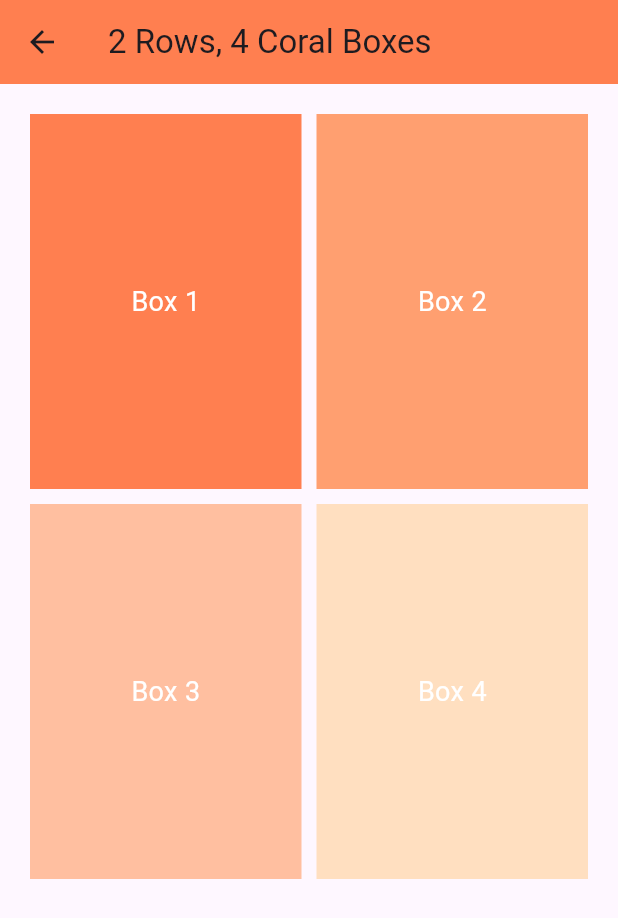
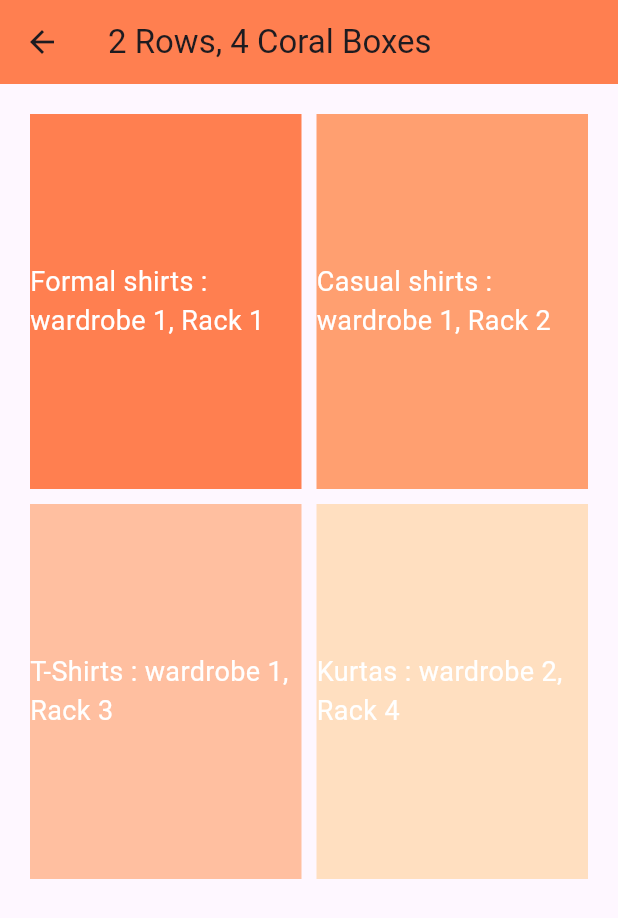
Before and after one commit to AnaghaS-Shastri/PrimWear, a Flutter app: the tops screen opened directly, on a phone screen of 412 x 824 dp. Shown: the top 918 px of the screen. Run offline on Flutter 3.47's test engine with Material 3 defaults, Android fonts, the phone set to English and light mode, and no system bars; our stand-ins replace image_picker, youtube_player_flutter.

Commit message:
Update tops.dart

```diff
--- a/lib/tops.dart
+++ b/lib/tops.dart
@@ -29,7 +29,7 @@ class tops extends StatelessWidget {
                       color: Color(0xFFFF7F50), // Coral color
                       child: Center(
                         child: Text(
-                          'Box 1',
+                          'Formal shirts : wardrobe 1, Rack 1',
                           style: TextStyle(color: Colors.white, fontSize: 18),
                         ),
                       ),
@@ -42,7 +42,7 @@ class tops extends StatelessWidget {
                       color: Color(0xFFFF9F70), // Light Coral color
                       child: Center(
                         child: Text(
-                          'Box 2',
+                          'Casual shirts : wardrobe 1, Rack 2',
                           style: TextStyle(color: Colors.white, fontSize: 18),
                         ),
                       ),
@@ -60,7 +60,7 @@ class tops extends StatelessWidget {
                       color: Color(0xFFFFBFA0), // Lighter Coral color
                       child: Center(
                         child: Text(
-                          'Box 3',
+                          'T-Shirts : wardrobe 1, Rack 3',
                           style: TextStyle(color: Colors.white, fontSize: 18),
                         ),
                       ),
@@ -73,7 +73,7 @@ class tops extends StatelessWidget {
                       color: Color(0xFFFFDFC0), // Lightest Coral color
                       child: Center(
                         child: Text(
-                          'Box 4',
+                          'Kurtas : wardrobe 2, Rack 4',
                           style: TextStyle(color: Colors.white, fontSize: 18),
                         ),
                       ),
```
